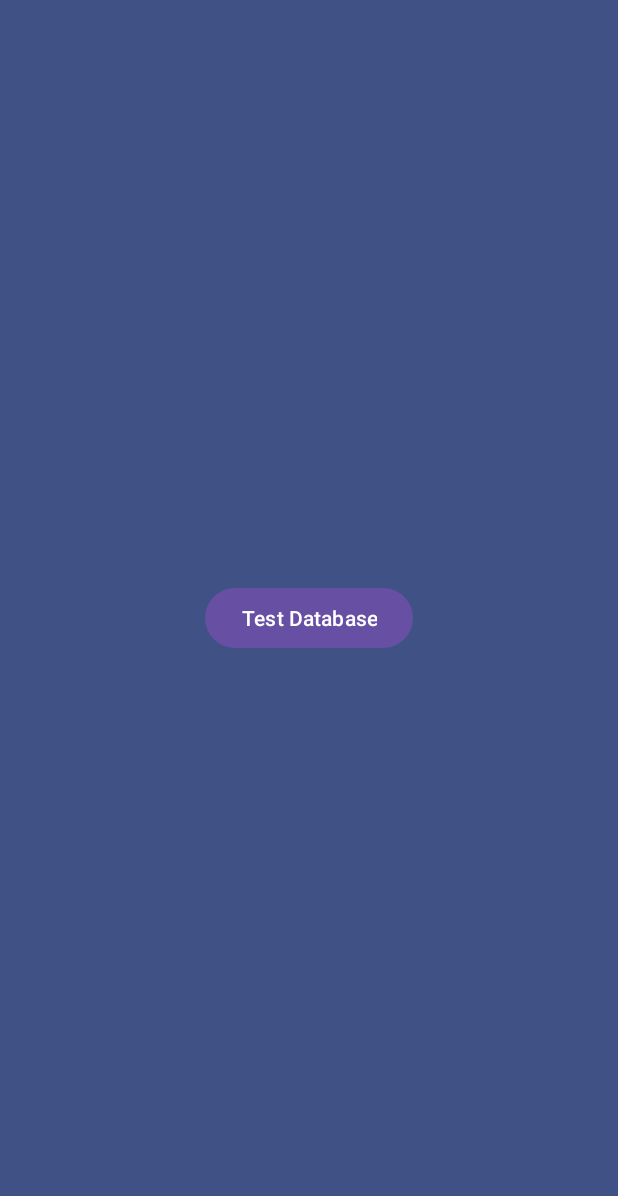
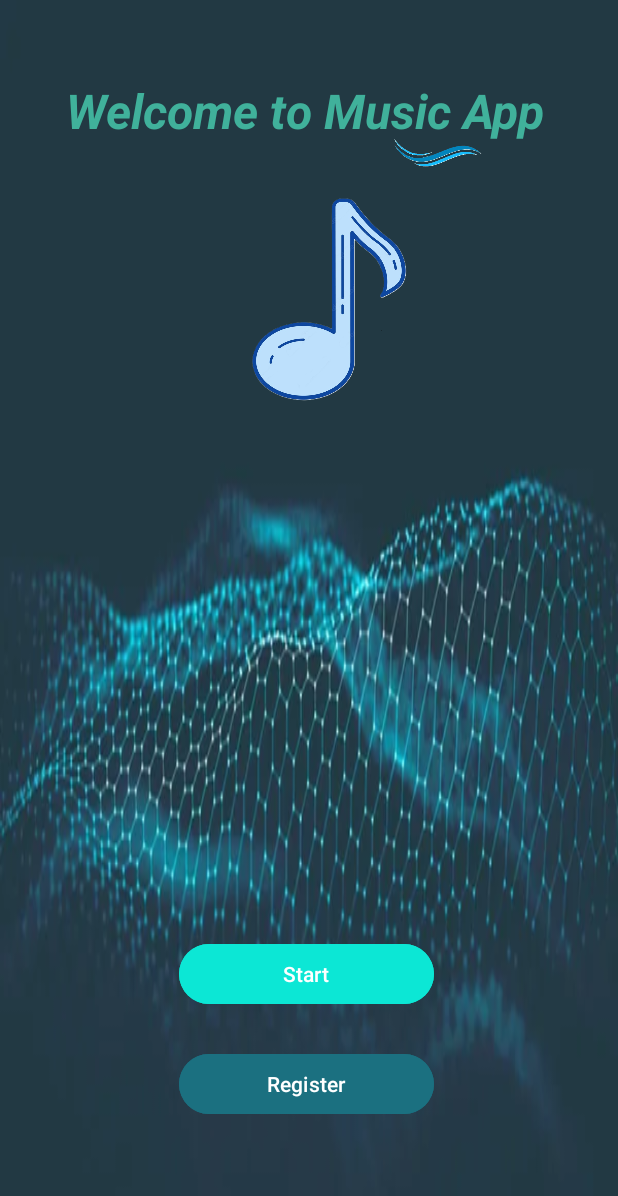
Before and after one commit to quocdatend/MusicApp, an Android app: the screen it shows after launch (IntroActivity), on a phone screen of 412 x 824 dp. Shown: the top 1196 px of the screen. Run offline under Robolectric (Android 15) with nearby library versions, the phone set to English and light mode, and no system bars.

Commit message:
add intro page

```diff
--- a/app/src/main/AndroidManifest.xml
+++ b/app/src/main/AndroidManifest.xml
@@ -19,16 +19,10 @@
             android:name=".activities.MainActivity"
             android:exported="false" />
         <activity
+            android:name=".activities.ListMusicActivity"
+            android:exported="false"/>
+        <activity
             android:name=".activities.IntroActivity"
-            android:exported="true">
-            <intent-filter>
-                <action android:name="android.intent.action.MAIN" />
-
-                <category android:name="android.intent.category.LAUNCHER" />
-            </intent-filter>
-        </activity>
-        <activity
-            android:name=".activities.ListMusicActivity"
             android:exported="true">
             <intent-filter>
                 <action android:name="android.intent.action.MAIN" />
--- a/app/src/main/java/com/example/musicapp/activities/IntroActivity.java
+++ b/app/src/main/java/com/example/musicapp/activities/IntroActivity.java
@@ -1,6 +1,7 @@
 package com.example.musicapp.activities;
 
 import android.os.Bundle;
+import android.util.Log;
 import android.widget.Toast;
 
 import androidx.activity.EdgeToEdge;
@@ -23,9 +24,11 @@ public class IntroActivity extends AppCompatActivity {
     }
 
     private void addEvents() {
-        binding.btnTestDatabase.setOnClickListener(v -> {
-            userAdaptar.addUser("test", "test", "test", "test");
-            Toast.makeText(IntroActivity.this, "User added", Toast.LENGTH_SHORT).show();
+        binding.btnStart.setOnClickListener(v -> {
+
+        });
+        binding.btnRegister.setOnClickListener(v -> {
+
         });
     }
 }
--- a/app/src/main/java/com/example/musicapp/models/DatabaseHelper.java
+++ b/app/src/main/java/com/example/musicapp/models/DatabaseHelper.java
@@ -200,7 +200,6 @@ public class DatabaseHelper extends SQLiteOpenHelper {
                 "    NAME TEXT," +
                 "    DETAIL TEXT" +
                 ")");
-
     }
 
     @Override
--- a/app/src/main/res/layout/activity_intro.xml
+++ b/app/src/main/res/layout/activity_intro.xml
@@ -5,16 +5,74 @@
     android:id="@+id/main"
     android:layout_width="match_parent"
     android:layout_height="match_parent"
-    android:background="@color/primary"
+    android:background="@drawable/background_intro"
     tools:context=".activities.IntroActivity">
 
     <Button
-        android:id="@+id/btnTestDatabase"
+        android:id="@+id/btnStart"
+        android:layout_width="170dp"
+        android:layout_height="wrap_content"
+        android:backgroundTint="#0CE7D5"
+        android:text="Start"
+        app:sl_shadowRadius="4dp"
+        app:sl_shadowColor="#AA000000"
+        app:sl_dx="0dp"
+        app:sl_dy="0dp"
+        app:sl_cornerRadius="56dp"
+        app:layout_constraintBottom_toBottomOf="parent"
+        app:layout_constraintEnd_toEndOf="parent"
+        app:layout_constraintHorizontal_bias="0.493"
+        app:layout_constraintStart_toStartOf="parent"
+        app:layout_constraintTop_toTopOf="parent"
+        app:layout_constraintVertical_bias="0.806" />
+
+    <Button
+        android:id="@+id/btnRegister"
+        android:layout_width="170dp"
+        android:layout_height="wrap_content"
+        android:backgroundTint="#1B7080"
+        android:text="Register"
+        app:layout_constraintBottom_toBottomOf="parent"
+        app:layout_constraintEnd_toEndOf="parent"
+        app:layout_constraintHorizontal_bias="0.493"
+        app:layout_constraintStart_toStartOf="parent"
+        app:layout_constraintTop_toTopOf="parent"
+        app:layout_constraintVertical_bias="0.9"
+        />
+
+    <TextView
+        android:id="@+id/textView"
         android:layout_width="wrap_content"
         android:layout_height="wrap_content"
-        android:text="Test Database"
-        app:layout_constraintBottom_toBottomOf="parent"
-        app:layout_constraintEnd_toEndOf="parent"
+        android:layout_marginStart="44dp"
+        android:layout_marginTop="52dp"
+        android:text="Welcome to Music App"
+        android:textColor="#40B19B"
+        android:textSize="32sp"
+        android:textStyle="bold|italic"
+        android:translationZ="1dp"
         app:layout_constraintStart_toStartOf="parent"
         app:layout_constraintTop_toTopOf="parent" />
+
+    <ImageView
+        android:id="@+id/imageView2"
+        android:layout_width="239dp"
+        android:layout_height="83dp"
+        android:layout_marginStart="172dp"
+        android:layout_marginTop="60dp"
+        app:layout_constraintStart_toStartOf="parent"
+        app:layout_constraintTop_toTopOf="parent"
+        app:srcCompat="@drawable/icon_wave" />
+
+    <ImageView
+        android:id="@+id/imageView"
+        android:layout_width="200dp"
+        android:layout_height="171dp"
+        android:layout_marginStart="116dp"
+        android:layout_marginTop="112dp"
+        android:translationZ="0dp"
+        app:layout_constraintStart_toStartOf="parent"
+        app:layout_constraintTop_toTopOf="parent"
+        app:srcCompat="@drawable/icon_music_intro" />
+
 </androidx.constraintlayout.widget.ConstraintLayout>
```
Also changed, not shown: app/src/main/res/drawable/background_intro.jpg (added), app/src/main/res/drawable/icon_music_intro.png (added), app/src/main/res/drawable/icon_wave.png (added).
